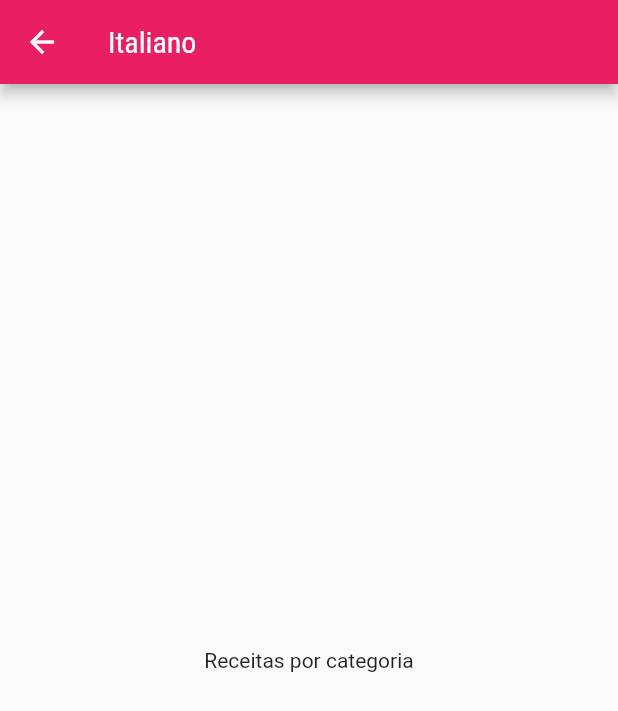
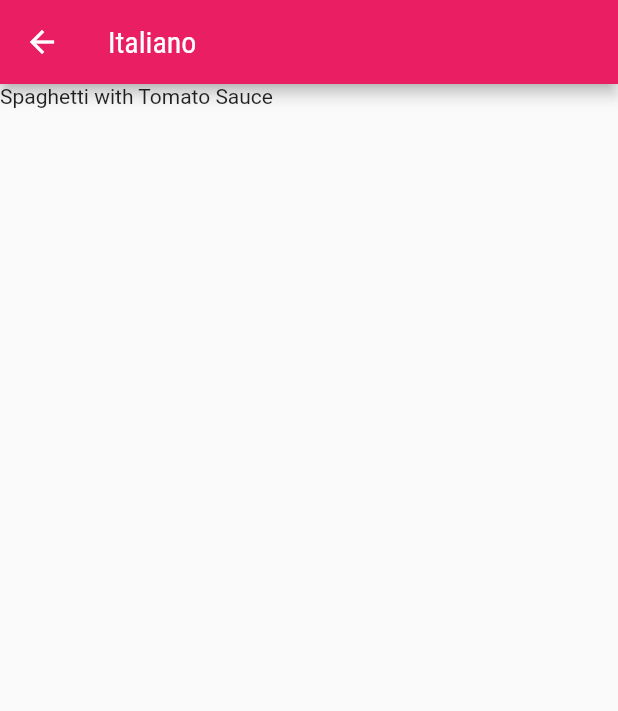
Before and after one commit to andersonmmendes/curso-flutter-meals, a Flutter app: the screen it shows after launch, after a tap on "Italiano", on a phone screen of 412 x 824 dp. Shown: the top 711 px of the screen. Run offline on Flutter 3.47's test engine with Material 2 defaults, Android fonts, the phone set to English and light mode, and no system bars.

```diff
--- a/lib/screens/categories_meals_screen.dart
+++ b/lib/screens/categories_meals_screen.dart
@@ -1,4 +1,5 @@
 import 'package:flutter/material.dart';
+import 'package:meals/data/dummy_dart.dart';
 
 import '../models/category.dart';
 
@@ -8,13 +9,19 @@ class CategoriesMealsScreen extends StatelessWidget {
   @override
   Widget build(BuildContext context) {
     final category = ModalRoute.of(context)!.settings.arguments as Category;
+    final categoryMeals = DUMMY_MEALS
+        .where((meal) => meal.categories.contains(category.id))
+        .toList();
 
     return Scaffold(
       appBar: AppBar(
         title: Text(category.title),
       ),
-      body: const Center(
-        child: Text('Receitas por categoria'),
+      body: ListView.builder(
+        itemCount: categoryMeals.length,
+        itemBuilder: (ctx, index) {
+          return Text(categoryMeals[index].title);
+        },
       ),
     );
   }
```
